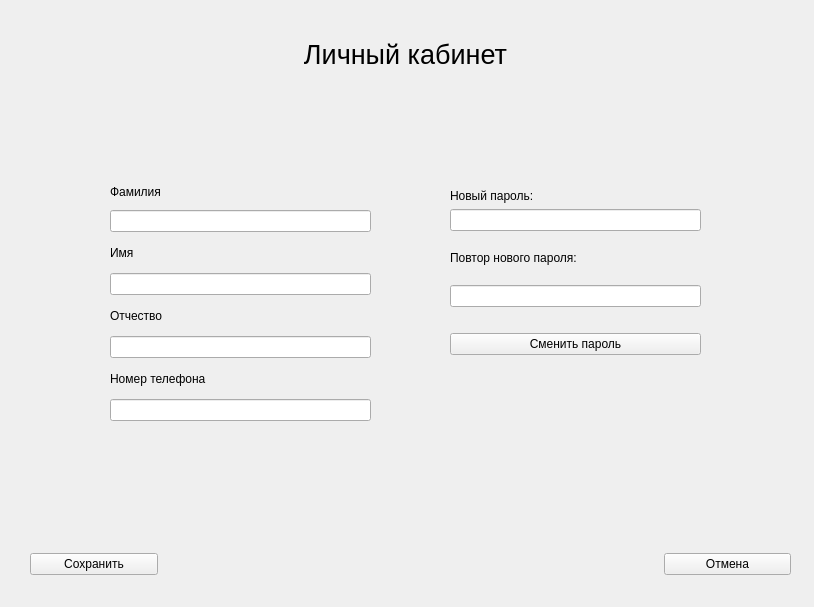
Above: gui/employeeaccountwindow.ui from rkv04/test before the change. Below: the same form after it.
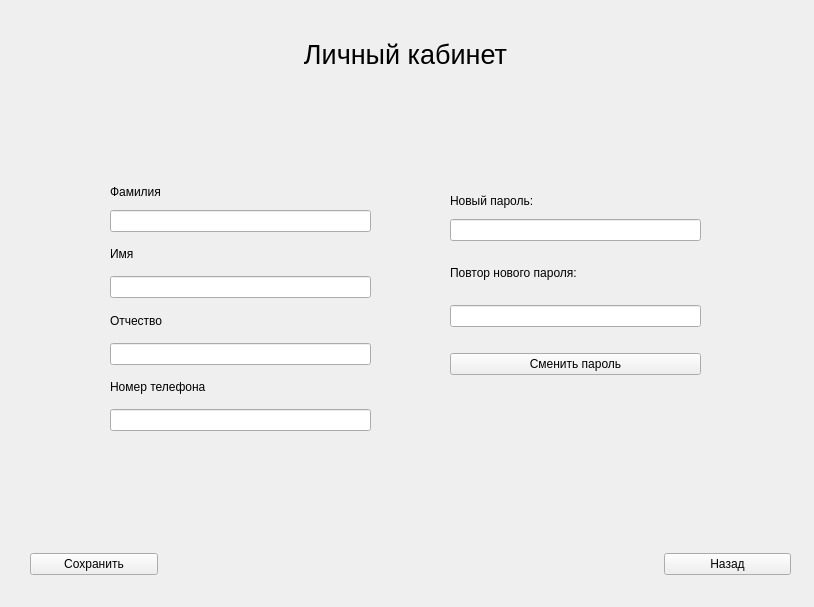
That is the form after the change.

Diff of the .ui file:
```diff
--- a/gui/employeeaccountwindow.ui
+++ b/gui/employeeaccountwindow.ui
@@ -62,7 +62,7 @@
      <item>
       <widget class="QPushButton" name="cancelButton">
        <property name="text">
-        <string>Отмена</string>
+        <string>Назад</string>
        </property>
       </widget>
      </item>
@@ -95,7 +95,7 @@
       <x>110</x>
       <y>180</y>
       <width>261</width>
-      <height>241</height>
+      <height>251</height>
      </rect>
     </property>
     <layout class="QVBoxLayout" name="verticalLayout">
@@ -169,7 +169,7 @@
       <x>450</x>
       <y>189</y>
       <width>251</width>
-      <height>166</height>
+      <height>186</height>
      </rect>
     </property>
     <layout class="QVBoxLayout" name="verticalLayout_2">
```
